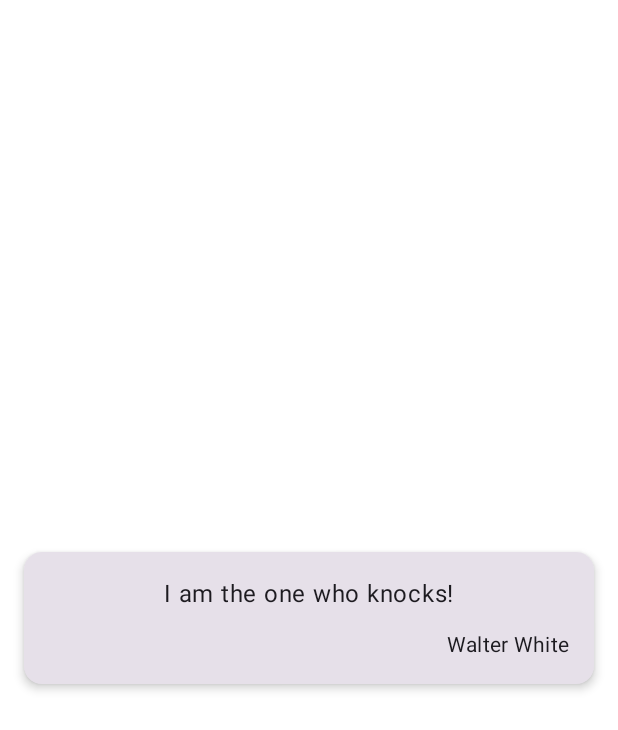
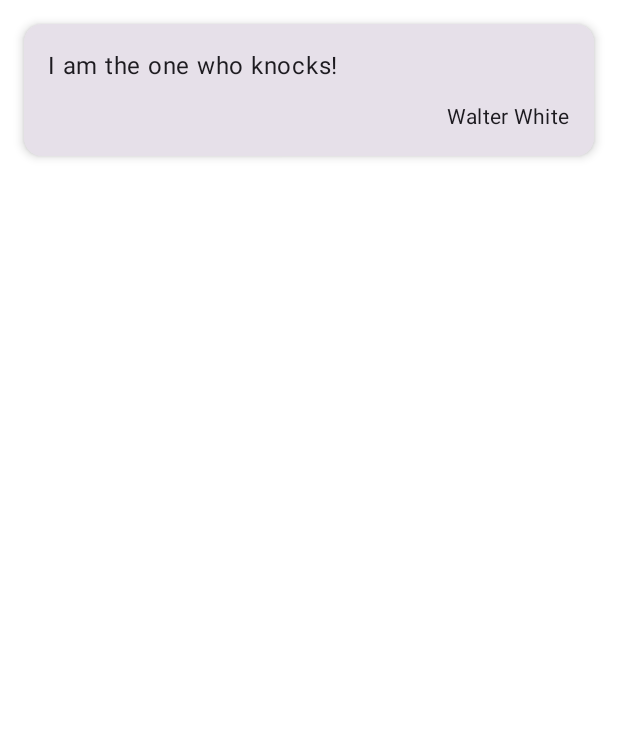
Before and after one commit to SanderHermans02/BreakingBadQuotes, an Android app built with Jetpack Compose: the @Preview function QuoteItemPreview, on a phone screen of 412 x 824 dp. Shown: the top 730 px of the screen. Run offline under Robolectric (Android 15) with nearby library versions, the light colour scheme and no system bars; network calls fail.

Commit message:
quote screen layout

```diff
--- a/app/src/main/java/com/example/breakingbadquotes/ui/components/QuoteItem.kt
+++ b/app/src/main/java/com/example/breakingbadquotes/ui/components/QuoteItem.kt
@@ -4,7 +4,6 @@ import androidx.compose.foundation.layout.Arrangement
 import androidx.compose.foundation.layout.Box
 import androidx.compose.foundation.layout.Column
 import androidx.compose.foundation.layout.Row
-import androidx.compose.foundation.layout.fillMaxSize
 import androidx.compose.foundation.layout.fillMaxWidth
 import androidx.compose.foundation.layout.padding
 import androidx.compose.material3.Card
@@ -21,40 +20,40 @@ import com.example.breakingbadquotes.model.Quote
 
 @Composable
 fun QuoteItem(quote: Quote){
-    Box(
-        contentAlignment = Alignment.Center,
-        modifier = Modifier.fillMaxSize()
-    ) {
         Card(
             elevation = CardDefaults.cardElevation(defaultElevation = dimensionResource(id = R.dimen.card_elevation)),
             modifier = Modifier
                 .fillMaxWidth()
-                .padding(dimensionResource(id = R.dimen.card_space)) // Adjust padding for mobile screen
+                .padding(dimensionResource(id = R.dimen.card_space))
         ) {
             Column(
                 verticalArrangement = Arrangement.Center,
                 horizontalAlignment = Alignment.CenterHorizontally,
                 modifier = Modifier
-                    .padding(dimensionResource(id = R.dimen.card_inside_space)) // Padding inside the card
+                    .padding(dimensionResource(id = R.dimen.card_inside_space))
             ) {
-                Text(
-                    text = quote.quote,
-                    style = MaterialTheme.typography.bodyLarge, // Adjust text style for readability
-                    modifier = Modifier.padding(bottom = dimensionResource(id = R.dimen.quote_space)) // Spacing between the quote and the author
-                )
+                Row (
+                    modifier = Modifier.fillMaxWidth(),
+                    horizontalArrangement = Arrangement.Start
+                ){
+                    Text(
+                        text = quote.quote,
+                        style = MaterialTheme.typography.bodyLarge,
+                        modifier = Modifier.padding(bottom = dimensionResource(id = R.dimen.quote_space))
+                    )
+                }
                 Row (
                     modifier = Modifier.fillMaxWidth(),
                     horizontalArrangement = Arrangement.End
                 ){
                     Text(
                         text = quote.author,
-                        style = MaterialTheme.typography.bodyMedium // Adjust text style for the author
+                        style = MaterialTheme.typography.bodyMedium
                     )
                 }
             }
         }
     }
-}
 
 @Preview
 @Composable
--- a/app/src/main/res/values/dimens.xml
+++ b/app/src/main/res/values/dimens.xml
@@ -8,4 +8,6 @@
     <dimen name="column_spacer">4dp</dimen>
     <dimen name="quote_space">12dp</dimen>
     <dimen name="card_inside_space">16dp</dimen>
+    <dimen name="button_space">16dp</dimen>
+    <dimen name="title_space">16dp</dimen>
 </resources>
--- a/app/src/main/res/values/strings.xml
+++ b/app/src/main/res/values/strings.xml
@@ -3,5 +3,8 @@
     <string name="app_name_short">BBQ</string>
     <string name="loading">loading...</string>
     <string name="error_message">Something went wrong</string>
-    <string name="no_internet">Walter! U need internet connection, Walter!</string>
+    <string name="no_internet">Walter! U need an internet connection to use this feature, Walter!</string>
+    <string name="get_quote">Generate Quote</string>
+    <string name="add_to_favorites">Add To Favorites</string>
+    <string name="quote_screen_title">Generate A Quote</string>
 </resources>
```
Also changed, not shown: app/src/main/java/com/example/breakingbadquotes/ui/quoteScreen/QuoteScreen.kt (+34 -5 lines).
